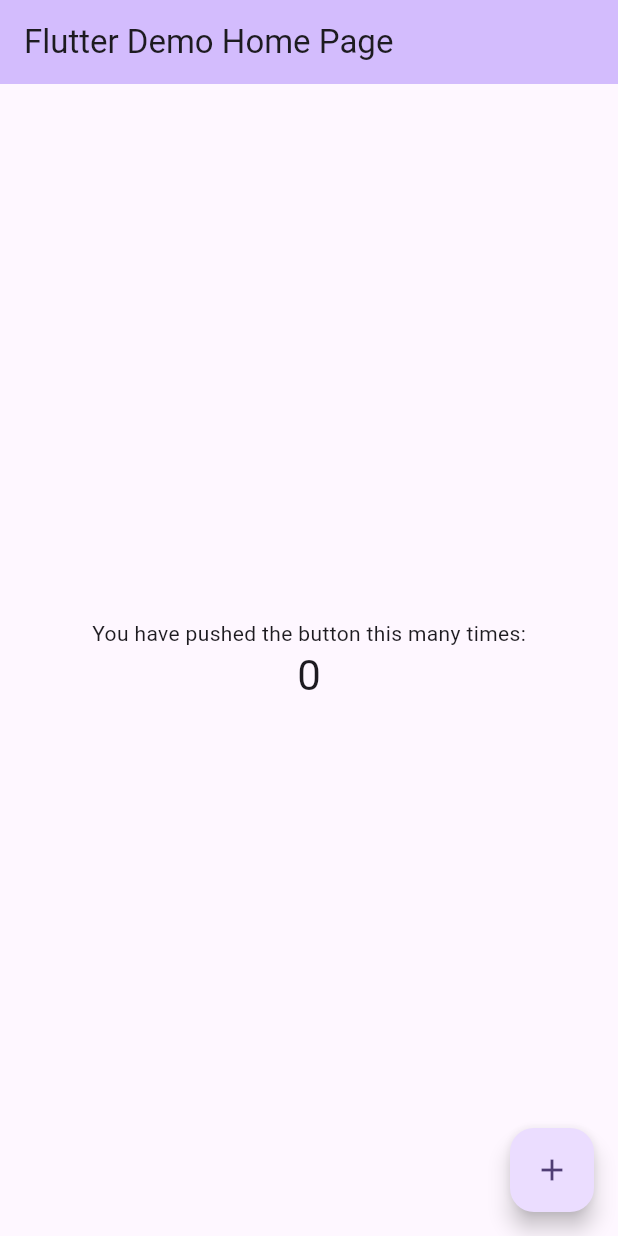
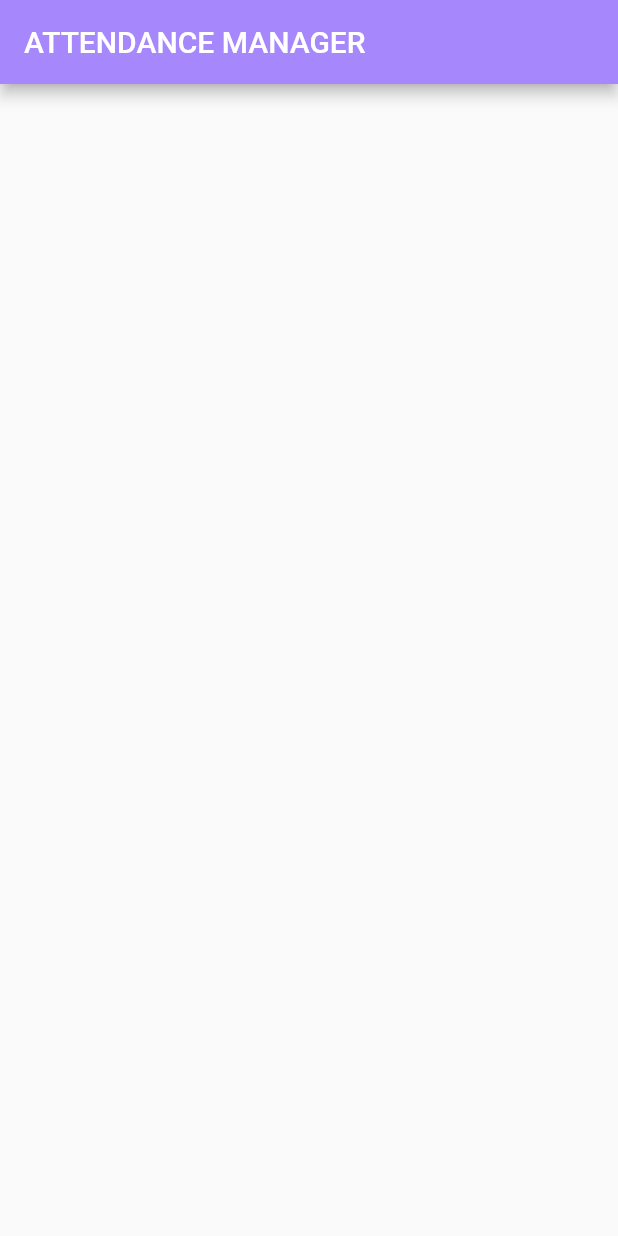
Before and after one commit to smitdutt1/attendanceapp, a Flutter app: the screen it shows after launch, on a phone screen of 412 x 824 dp. Run offline on Flutter 3.47's test engine with Material 2 defaults, Android fonts, the phone set to English and light mode, and no system bars.

Commit message:
initialize screen1

```diff
--- a/lib/main.dart
+++ b/lib/main.dart
@@ -1,125 +1,29 @@
 import 'package:flutter/material.dart';
-
+import 'screen1.dart';
 void main() {
-  runApp(const MyApp());
+  runApp(MyApp());
 }
 
 class MyApp extends StatelessWidget {
-  const MyApp({super.key});
 
-  // This widget is the root of your application.
+// this main.dart file is mean only for the routes and themes.
+//later the main will be changed to different welcome screen
+//the screen1 is to be design for the user name and profile  pic
+// the screen2 is to be deign .... later
+
+
+
   @override
   Widget build(BuildContext context) {
     return MaterialApp(
-      title: 'Flutter Demo',
-      theme: ThemeData(
-        // This is the theme of your application.
-        //
-        // TRY THIS: Try running your application with "flutter run". You'll see
-        // the application has a blue toolbar. Then, without quitting the app,
-        // try changing the seedColor in the colorScheme below to Colors.green
-        // and then invoke "hot reload" (save your changes or press the "hot
-        // reload" button in a Flutter-supported IDE, or press "r" if you used
-        // the command line to start the app).
-        //
-        // Notice that the counter didn't reset back to zero; the application
-        // state is not lost during the reload. To reset the state, use hot
-        // restart instead.
-        //
-        // This works for code too, not just values: Most code changes can be
-        // tested with just a hot reload.
-        colorScheme: ColorScheme.fromSeed(seedColor: Colors.deepPurple),
-        useMaterial3: true,
-      ),
-      home: const MyHomePage(title: 'Flutter Demo Home Page'),
+      initialRoute:'screen1',
+      routes: {
+        'screen1':(context) => screen1(),
+
+
+      },
     );
+
+
   }
 }
-
-class MyHomePage extends StatefulWidget {
-  const MyHomePage({super.key, required this.title});
-
-  // This widget is the home page of your application. It is stateful, meaning
-  // that it has a State object (defined below) that contains fields that affect
-  // how it looks.
-
-  // This class is the configuration for the state. It holds the values (in this
-  // case the title) provided by the parent (in this case the App widget) and
-  // used by the build method of the State. Fields in a Widget subclass are
-  // always marked "final".
-
-  final String title;
-
-  @override
-  State<MyHomePage> createState() => _MyHomePageState();
-}
-
-class _MyHomePageState extends State<MyHomePage> {
-  int _counter = 0;
-
-  void _incrementCounter() {
-    setState(() {
-      // This call to setState tells the Flutter framework that something has
-      // changed in this State, which causes it to rerun the build method below
-      // so that the display can reflect the updated values. If we changed
-      // _counter without calling setState(), then the build method would not be
-      // called again, and so nothing would appear to happen.
-      _counter++;
-    });
-  }
-
-  @override
-  Widget build(BuildContext context) {
-    // This method is rerun every time setState is called, for instance as done
-    // by the _incrementCounter method above.
-    //
-    // The Flutter framework has been optimized to make rerunning build methods
-    // fast, so that you can just rebuild anything that needs updating rather
-    // than having to individually change instances of widgets.
-    return Scaffold(
-      appBar: AppBar(
-        // TRY THIS: Try changing the color here to a specific color (to
-        // Colors.amber, perhaps?) and trigger a hot reload to see the AppBar
-        // change color while the other colors stay the same.
-        backgroundColor: Theme.of(context).colorScheme.inversePrimary,
-        // Here we take the value from the MyHomePage object that was created by
-        // the App.build method, and use it to set our appbar title.
-        title: Text(widget.title),
-      ),
-      body: Center(
-        // Center is a layout widget. It takes a single child and positions it
-        // in the middle of the parent.
-        child: Column(
-          // Column is also a layout widget. It takes a list of children and
-          // arranges them vertically. By default, it sizes itself to fit its
-          // children horizontally, and tries to be as tall as its parent.
-          //
-          // Column has various properties to control how it sizes itself and
-          // how it positions its children. Here we use mainAxisAlignment to
-          // center the children vertically; the main axis here is the vertical
-          // axis because Columns are vertical (the cross axis would be
-          // horizontal).
-          //
-          // TRY THIS: Invoke "debug painting" (choose the "Toggle Debug Paint"
-          // action in the IDE, or press "p" in the console), to see the
-          // wireframe for each widget.
-          mainAxisAlignment: MainAxisAlignment.center,
-          children: <Widget>[
-            const Text(
-              'You have pushed the button this many times:',
-            ),
-            Text(
-              '$_counter',
-              style: Theme.of(context).textTheme.headlineMedium,
-            ),
-          ],
-        ),
-      ),
-      floatingActionButton: FloatingActionButton(
-        onPressed: _incrementCounter,
-        tooltip: 'Increment',
-        child: const Icon(Icons.add),
-      ), // This trailing comma makes auto-formatting nicer for build methods.
-    );
-  }
-}
--- /dev/null
+++ b/lib/screen1.dart
@@ -0,0 +1,24 @@
+import 'package:flutter/material.dart';
+
+void main() {
+  runApp(screen1());
+}
+// the screen 1 is to be designed here
+
+// ROUGH IDEA
+
+// the screen should contain text field along with profile pic selector
+
+class screen1 extends StatelessWidget {
+  @override
+  Widget build(BuildContext context) {
+    return Scaffold(
+      appBar: AppBar(
+        backgroundColor: Color(0xFFa788fc),
+        title: Text('ATTENDANCE MANAGER'),
+      ),
+
+
+    );
+  }
+}
```
Also changed, not shown: 1 other file.
